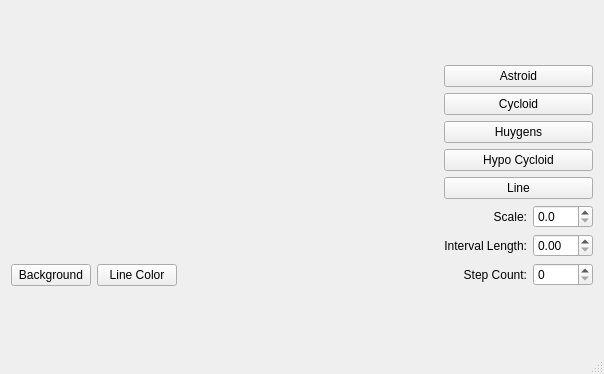
This is mainwindow.ui in szymonbalasz/Qt_2D_Shapes as Qt 5 draws it before an edit. The edited form follows.
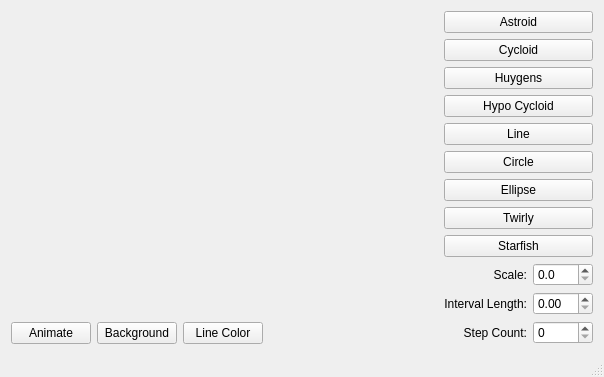
This is the edited form. Custom widgets are drawn as their Qt base class.

Commit message: added animate button

```diff
--- a/mainwindow.ui
+++ b/mainwindow.ui
@@ -29,6 +29,13 @@
       </item>
       <item row="1" column="0">
        <layout class="QHBoxLayout" name="horizontalLayout_4">
+        <item>
+         <widget class="QPushButton" name="btnAnimate">
+          <property name="text">
+           <string>Animate</string>
+          </property>
+         </widget>
+        </item>
         <item>
          <widget class="QPushButton" name="btnBackground">
           <property name="text">
@@ -103,6 +110,34 @@
         </property>
        </widget>
       </item>
+      <item>
+       <widget class="QPushButton" name="btnCircle">
+        <property name="text">
+         <string>Circle</string>
+        </property>
+       </widget>
+      </item>
+      <item>
+       <widget class="QPushButton" name="btnEllipse">
+        <property name="text">
+         <string>Ellipse</string>
+        </property>
+       </widget>
+      </item>
+      <item>
+       <widget class="QPushButton" name="btnTwirly">
+        <property name="text">
+         <string>Twirly</string>
+        </property>
+       </widget>
+      </item>
+      <item>
+       <widget class="QPushButton" name="btnStarfish">
+        <property name="text">
+         <string>Starfish</string>
+        </property>
+       </widget>
+      </item>
       <item>
        <layout class="QHBoxLayout" name="horizontalLayout">
         <item>
@@ -126,6 +161,9 @@
           <property name="decimals">
            <number>1</number>
           </property>
+          <property name="maximum">
+           <double>200.000000000000000</double>
+          </property>
           <property name="singleStep">
            <double>0.100000000000000</double>
           </property>
```
The commit also changes 6 other files.
